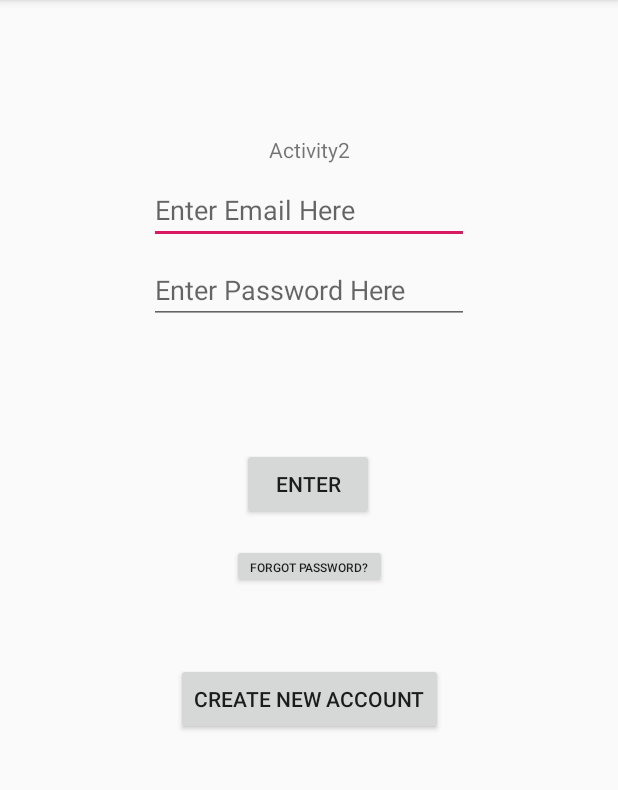
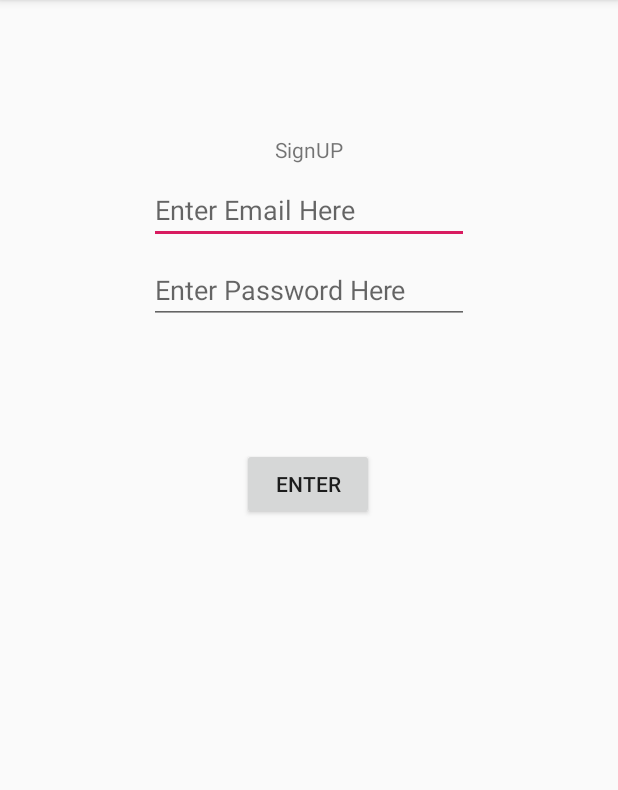
Before and after one commit to GeorgeVytka/LoginFirebase, an Android app: the CreateAccount screen opened directly, with no data from a screen before it, on a phone screen of 412 x 824 dp, the part 84-874 px from its top. Run offline under Robolectric (Android 15) with nearby library versions, the phone set to English and light mode, and no system bars; our stand-ins replace Firebase (no records; nobody signed in at launch, a user with empty details on screens opened directly).

Commit message:
added the create account activity

```diff
--- a/app/src/main/java/com/example/myapplication/Activity2.java
+++ b/app/src/main/java/com/example/myapplication/CreateAccount.java
@@ -4,7 +4,6 @@ import android.app.ProgressDialog;
 import android.support.annotation.NonNull;
 import android.support.v7.app.AppCompatActivity;
 import android.os.Bundle;
-import android.text.TextUtils;
 import android.util.Log;
 import android.view.View;
 import android.widget.Button;
@@ -17,7 +16,7 @@ import com.google.firebase.auth.AuthResult;
 import com.google.firebase.auth.FirebaseAuth;
 import com.google.firebase.auth.FirebaseUser;
 
-public class Activity2 extends AppCompatActivity {
+public class CreateAccount extends AppCompatActivity {
     //define a constant for your tag in MainActivity
     private static final String TAG = "LoginActivity";
 
@@ -43,7 +42,7 @@ public class Activity2 extends AppCompatActivity {
         progressDialog.setMessage("Registering User...");
         progressDialog.show();
 
-
+    progressDialog.dismiss();
         /*
         Firebase
         * Create a new createAccount method which takes in an email address and password,
@@ -54,13 +53,15 @@ public class Activity2 extends AppCompatActivity {
             @Override
             public void onComplete(@NonNull Task<AuthResult> task) {
                 if(task.isSuccessful()){
-                    Toast.makeText(Activity2.this,"Registered Successfully", Toast.LENGTH_SHORT).show();
+                    Toast.makeText(CreateAccount.this,"Registered Successfully", Toast.LENGTH_SHORT).show();
                     Log.d(TAG, "createUserWithEmail:success");
                     FirebaseUser user = firebaseAuth.getCurrentUser();
                    updateUI(user);
                 }else{
                     Log.w(TAG, "createUserWithEmail:failure", task.getException());
-                    Toast.makeText(Activity2.this,"Could not register", Toast.LENGTH_SHORT).show();
+                    Toast.makeText(CreateAccount.this,"Could not register", Toast.LENGTH_SHORT).show();
+
+                    //use this to go to different activity
                     //updateUI(null);
                 }
             }
@@ -69,13 +70,15 @@ public class Activity2 extends AppCompatActivity {
         });
 
     }
-
+//update the ui or send user to different activity
 
     public void updateUI(FirebaseUser user){
 
+       // startActivity(new Intent(LoginActivity.this, CreateAccount.class));
+
+    }
 
 
-    }
     /*
      * validate :boolean
      *
@@ -112,7 +115,7 @@ public class Activity2 extends AppCompatActivity {
     @Override
     protected void onCreate(Bundle savedInstanceState) {
         super.onCreate(savedInstanceState);
-        setContentView(R.layout.activity_2);
+        setContentView(R.layout.activity_create);
 
         firebaseAuth = FirebaseAuth.getInstance();
 
@@ -127,7 +130,7 @@ public class Activity2 extends AppCompatActivity {
 
 
 
-
+//button press registers user
         buttonRegister.setOnClickListener(new View.OnClickListener() {
             @Override
             public void onClick(View v) {
--- a/app/src/main/java/com/example/myapplication/MainActivity.java
+++ b/app/src/main/java/com/example/myapplication/MainActivity.java
@@ -3,11 +3,9 @@ package com.example.myapplication;
 import android.content.Intent;
 import android.support.v7.app.AppCompatActivity;
 import android.os.Bundle;
-import android.util.Log;
 import android.view.View;
 import android.widget.Button;
 import android.widget.TextView;
-import android.widget.Toast;
 
 
 //option + enter to fix import
@@ -15,7 +13,7 @@ public class MainActivity extends AppCompatActivity {
 private int count = 0;
 
     public void openActivity2(){
-        Intent intent = new Intent(this, Activity2.class);
+        Intent intent = new Intent(this, CreateAccount.class);
         startActivity(intent);
     }
 
--- a/app/src/main/res/layout/activity_2.xml
+++ b/app/src/main/res/layout/activity_create.xml
@@ -4,7 +4,7 @@
     xmlns:tools="http://schemas.android.com/tools"
     android:layout_width="match_parent"
     android:layout_height="match_parent"
-    tools:context=".Activity2">
+    tools:context=".CreateAccount">
 
     <TextView
         android:id="@+id/textView"
@@ -16,7 +16,7 @@
         android:layout_marginEnd="8dp"
         android:layout_marginRight="8dp"
         android:layout_marginBottom="8dp"
-        android:text="@string/activity2"
+        android:text="@string/signup"
         app:layout_constraintBottom_toBottomOf="parent"
         app:layout_constraintEnd_toEndOf="parent"
         app:layout_constraintStart_toStartOf="parent"
@@ -33,11 +33,12 @@
         android:layout_marginEnd="8dp"
         android:layout_marginRight="8dp"
         android:ems="10"
-        android:hint="Enter Email Here"
+        android:hint="@string/enter_email_here"
         android:inputType="textEmailAddress"
         app:layout_constraintEnd_toEndOf="parent"
         app:layout_constraintStart_toStartOf="parent"
-        app:layout_constraintTop_toBottomOf="@+id/textView" />
+        app:layout_constraintTop_toBottomOf="@+id/textView"
+        android:autofillHints="" />
 
     <EditText
         android:id="@+id/editPassword"
@@ -49,11 +50,12 @@
         android:layout_marginEnd="8dp"
         android:layout_marginRight="8dp"
         android:ems="10"
-        android:hint="Enter Password Here"
+        android:hint="@string/enter_password_here"
         android:inputType="textPassword"
         app:layout_constraintEnd_toEndOf="parent"
         app:layout_constraintStart_toStartOf="parent"
-        app:layout_constraintTop_toBottomOf="@+id/editText" />
+        app:layout_constraintTop_toBottomOf="@+id/editText"
+        android:autofillHints="" />
 
     <Button
         android:id="@+id/buttonRegister"
@@ -65,7 +67,7 @@
         android:layout_marginEnd="8dp"
         android:layout_marginRight="8dp"
         android:layout_marginBottom="8dp"
-        android:text="Enter"
+        android:text="@string/enter"
         app:layout_constraintBottom_toBottomOf="parent"
         app:layout_constraintEnd_toEndOf="parent"
         app:layout_constraintHorizontal_bias="0.498"
@@ -73,33 +75,4 @@
         app:layout_constraintTop_toBottomOf="@+id/editPassword"
         app:layout_constraintVertical_bias="0.153" />
 
-    <Button
-        android:id="@+id/button"
-        android:layout_width="wrap_content"
-        android:layout_height="29dp"
-        android:layout_marginStart="8dp"
-        android:layout_marginLeft="8dp"
-        android:layout_marginTop="16dp"
-        android:layout_marginEnd="8dp"
-        android:layout_marginRight="8dp"
-        android:autoText="true"
-        android:text="Forgot password?"
-        android:textSize="8sp"
-        app:layout_constraintEnd_toEndOf="parent"
-        app:layout_constraintStart_toStartOf="parent"
-        app:layout_constraintTop_toBottomOf="@+id/buttonRegister" />
-
-    <Button
-        android:id="@+id/button2"
-        android:layout_width="wrap_content"
-        android:layout_height="wrap_content"
-        android:layout_marginStart="8dp"
-        android:layout_marginLeft="8dp"
-        android:layout_marginTop="50dp"
-        android:layout_marginEnd="8dp"
-        android:layout_marginRight="8dp"
-        android:text="Create new account"
-        app:layout_constraintEnd_toEndOf="parent"
-        app:layout_constraintStart_toStartOf="parent"
-        app:layout_constraintTop_toBottomOf="@+id/button" />
 </android.support.constraint.ConstraintLayout>
--- a/app/src/main/res/layout/activity_login.xml
+++ b/app/src/main/res/layout/activity_login.xml
@@ -59,7 +59,7 @@
         android:layout_marginTop="16dp"
         android:layout_marginEnd="8dp"
         android:layout_marginRight="8dp"
-        android:text="REGISTER"
+        android:text="Login"
         app:layout_constraintEnd_toEndOf="parent"
         app:layout_constraintStart_toStartOf="parent"
         app:layout_constraintTop_toBottomOf="@+id/passwordLoginfield" />
--- a/app/src/main/res/values/strings.xml
+++ b/app/src/main/res/values/strings.xml
@@ -6,4 +6,8 @@
     <string name="minss">minss</string>
     <string name="activity2">Activity2</string>
     <string name="actbtn">ActBtn</string>
+    <string name="signup">SignUP</string>
+    <string name="enter_email_here">Enter Email Here</string>
+    <string name="enter_password_here">Enter Password Here</string>
+    <string name="enter">Enter</string>
 </resources>
```
Also changed, not shown: app/src/main/AndroidManifest.xml (+9 -4 lines), app/src/main/java/com/example/myapplication/LoginActivity.java (+115 -0 lines), app/src/main/java/com/example/myapplication/ResetPasswordActivity.java (+15 -1 lines), app/src/main/java/com/example/myapplication/userMainScreen.java (added, +13 -0 lines), app/src/main/res/layout/activity_user_main_screen.xml (added, +9 -0 lines).
